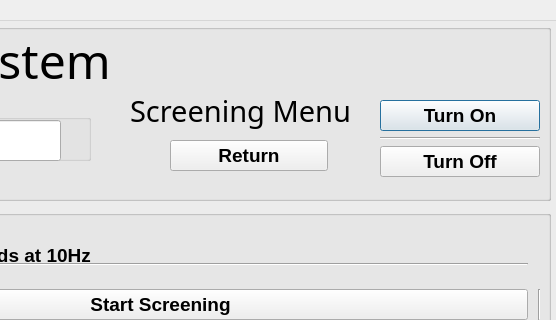
Qt form screening.ui (Anzoker/3004-GProj) before a commit; both pictures show x 240 to 796 and y 0 to 320 of the 796 by 431 pixel window.
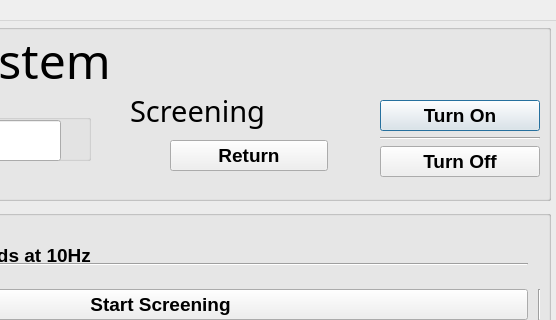
The same form after that commit.

The edit to the form file:
```diff
--- a/screening.ui
+++ b/screening.ui
@@ -210,7 +210,7 @@
         </font>
        </property>
        <property name="text">
-        <string>Screening Menu</string>
+        <string>Screening</string>
        </property>
       </widget>
       <widget class="QPushButton" name="return_2">
```
